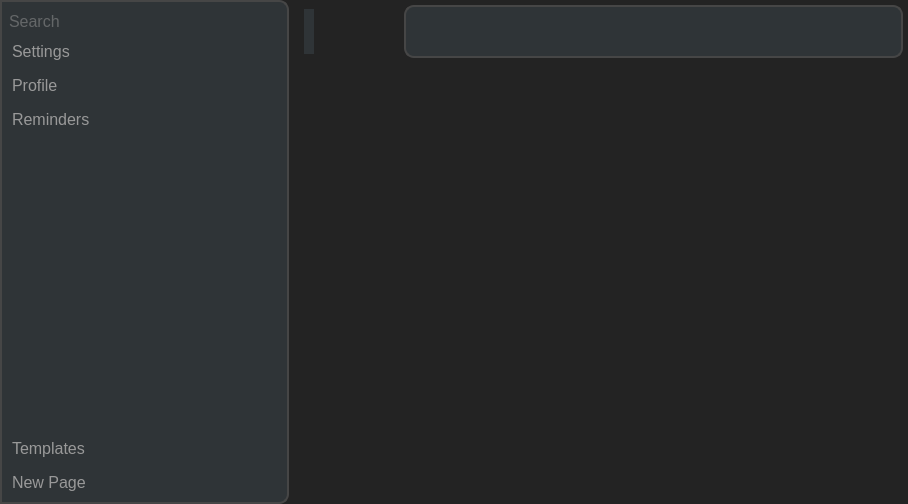
alvi-khan/Marshal, file mainwindow.ui: the form before one commit.
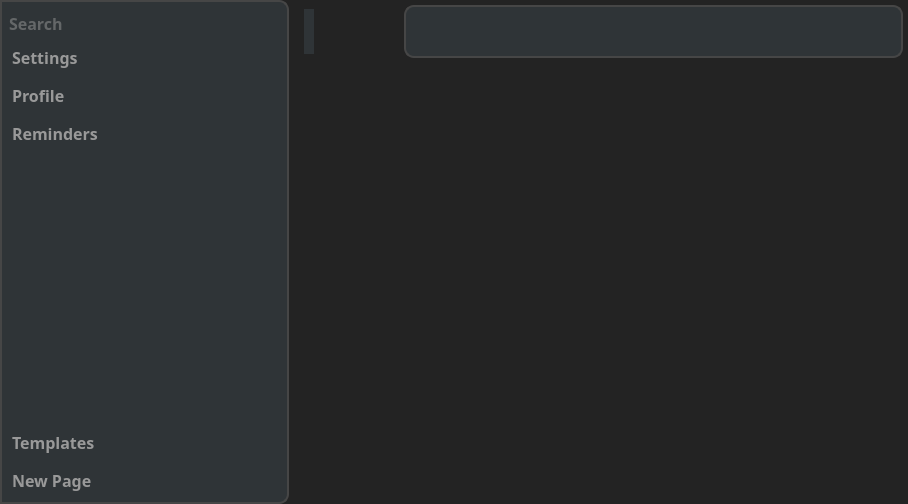
The form after the commit. Icons and pictures are not drawn. Custom widgets are drawn as their Qt base class.

```diff
--- a/mainwindow.ui
+++ b/mainwindow.ui
@@ -123,8 +123,10 @@
          <widget class="QLineEdit" name="searchBox">
           <property name="font">
            <font>
-            <family>Segoe UI</family>
+            <family>Segoe UI Variable Display Semib</family>
             <pointsize>12</pointsize>
+            <weight>75</weight>
+            <bold>true</bold>
            </font>
           </property>
           <property name="focusPolicy">
@@ -162,8 +164,10 @@
           </property>
           <property name="font">
            <font>
-            <family>Segoe UI</family>
+            <family>Segoe UI Variable Display Semib</family>
             <pointsize>12</pointsize>
+            <weight>75</weight>
+            <bold>true</bold>
            </font>
           </property>
           <property name="styleSheet">
@@ -195,8 +199,10 @@
           </property>
           <property name="font">
            <font>
-            <family>Segoe UI</family>
+            <family>Segoe UI Variable Display Semib</family>
             <pointsize>12</pointsize>
+            <weight>75</weight>
+            <bold>true</bold>
            </font>
           </property>
           <property name="styleSheet">
@@ -225,8 +231,10 @@
           </property>
           <property name="font">
            <font>
-            <family>Segoe UI</family>
+            <family>Segoe UI Variable Display Semib</family>
             <pointsize>12</pointsize>
+            <weight>75</weight>
+            <bold>true</bold>
            </font>
           </property>
           <property name="styleSheet">
@@ -245,8 +253,10 @@
          <widget class="QTreeView" name="sideBar">
           <property name="font">
            <font>
-            <family>Segoe UI</family>
+            <family>Segoe UI Variable</family>
             <pointsize>12</pointsize>
+            <weight>75</weight>
+            <bold>true</bold>
            </font>
           </property>
           <property name="styleSheet">
@@ -266,6 +276,12 @@
           <property name="midLineWidth">
            <number>0</number>
           </property>
+          <property name="verticalScrollBarPolicy">
+           <enum>Qt::ScrollBarAlwaysOff</enum>
+          </property>
+          <property name="horizontalScrollBarPolicy">
+           <enum>Qt::ScrollBarAlwaysOff</enum>
+          </property>
           <property name="editTriggers">
            <set>QAbstractItemView::DoubleClicked|QAbstractItemView::EditKeyPressed</set>
           </property>
@@ -278,8 +294,10 @@
          <widget class="QPushButton" name="templatesButton">
           <property name="font">
            <font>
-            <family>Segoe UI</family>
+            <family>Segoe UI Variable Display Semib</family>
             <pointsize>12</pointsize>
+            <weight>75</weight>
+            <bold>true</bold>
            </font>
           </property>
           <property name="styleSheet">
@@ -302,8 +320,10 @@
          <widget class="QPushButton" name="newPageButton">
           <property name="font">
            <font>
-            <family>Segoe UI</family>
+            <family>Segoe UI Variable Display Semib</family>
             <pointsize>12</pointsize>
+            <weight>75</weight>
+            <bold>true</bold>
            </font>
           </property>
           <property name="styleSheet">
```
Left out of the diff: 8 changed lines with no effect on the pictures.
